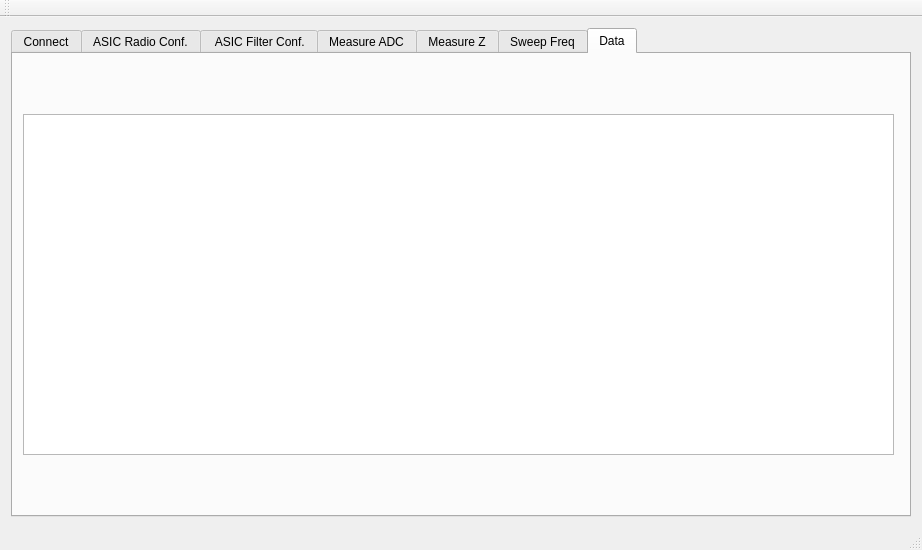
Old version of the form BioDriver/bio2016/mainwindow.ui in the repository saul-rodriguez/Qt.
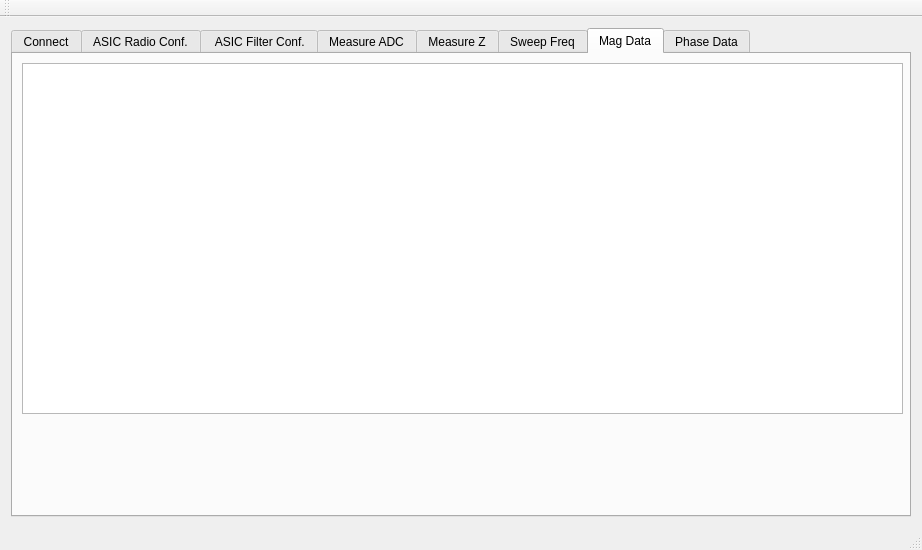
New version of the form. Custom widgets are drawn as their Qt base class.

Commit message: mag and phase tables working

```diff
--- a/BioDriver/bio2016/mainwindow.ui
+++ b/BioDriver/bio2016/mainwindow.ui
@@ -1107,15 +1107,30 @@
       </widget>
       <widget class="QWidget" name="tab_7">
        <attribute name="title">
-        <string>Data</string>
+        <string>Mag Data</string>
        </attribute>
        <widget class="QTableView" name="tableViewData">
         <property name="geometry">
          <rect>
-          <x>10</x>
-          <y>60</y>
-          <width>871</width>
-          <height>341</height>
+          <x>9</x>
+          <y>9</y>
+          <width>881</width>
+          <height>351</height>
+         </rect>
+        </property>
+       </widget>
+      </widget>
+      <widget class="QWidget" name="tab_8">
+       <attribute name="title">
+        <string>Phase Data</string>
+       </attribute>
+       <widget class="QTableView" name="tableViewPhase">
+        <property name="geometry">
+         <rect>
+          <x>20</x>
+          <y>30</y>
+          <width>861</width>
+          <height>331</height>
          </rect>
         </property>
        </widget>
```
Left out of the diff: 2 changed lines with no effect on the pictures. The commit also changes 7 other files.
